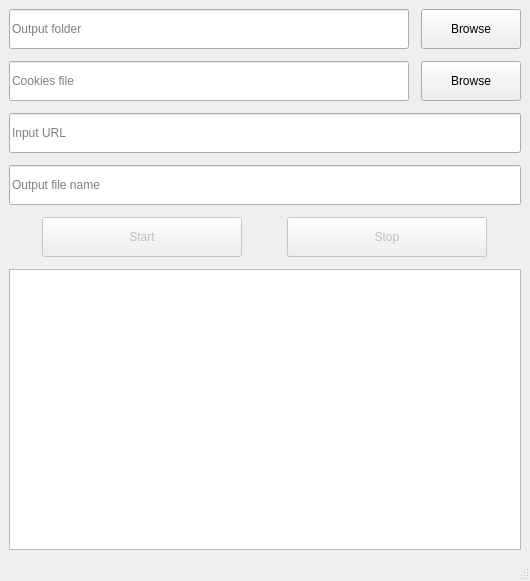
First picture: the form in mainwindow.ui, repository AndreaTerenz/CiulaLezioni, before the edit.
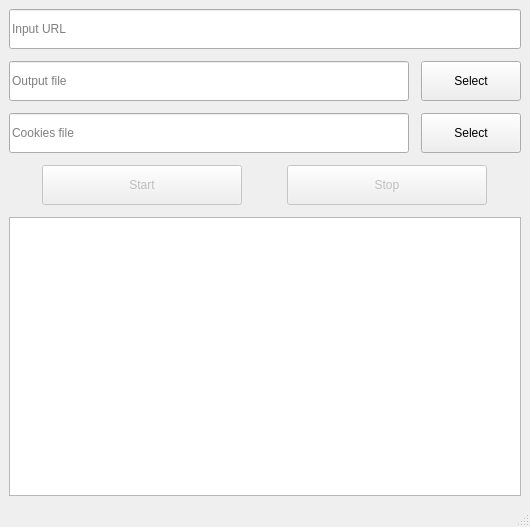
Second picture: the form after the edit.

Commit message: Merged output folder and output file name lines into a single one

What changed in the file:
```diff
--- a/mainwindow.ui
+++ b/mainwindow.ui
@@ -7,7 +7,7 @@
     <x>0</x>
     <y>0</y>
     <width>522</width>
-    <height>581</height>
+    <height>527</height>
    </rect>
   </property>
   <property name="windowTitle">
@@ -26,6 +26,29 @@
       <property name="rightMargin">
        <number>0</number>
       </property>
+      <item>
+       <layout class="QHBoxLayout" name="horizontalLayout_2">
+        <item>
+         <widget class="QLineEdit" name="input_url_line">
+          <property name="sizePolicy">
+           <sizepolicy hsizetype="Expanding" vsizetype="Fixed">
+            <horstretch>0</horstretch>
+            <verstretch>0</verstretch>
+           </sizepolicy>
+          </property>
+          <property name="minimumSize">
+           <size>
+            <width>0</width>
+            <height>40</height>
+           </size>
+          </property>
+          <property name="placeholderText">
+           <string>Input URL</string>
+          </property>
+         </widget>
+        </item>
+       </layout>
+      </item>
       <item>
        <layout class="QHBoxLayout" name="horizontalLayout_4">
         <property name="sizeConstraint">
@@ -52,7 +75,7 @@
            </size>
           </property>
           <property name="placeholderText">
-           <string>Output folder</string>
+           <string>Output file</string>
           </property>
          </widget>
         </item>
@@ -77,7 +100,7 @@
            </size>
           </property>
           <property name="text">
-           <string>Browse</string>
+           <string>Select</string>
           </property>
          </widget>
         </item>
@@ -134,62 +157,7 @@
            </size>
           </property>
           <property name="text">
-           <string>Browse</string>
-          </property>
-         </widget>
-        </item>
-       </layout>
-      </item>
-      <item>
-       <layout class="QHBoxLayout" name="horizontalLayout_2">
-        <item>
-         <widget class="QLineEdit" name="input_url_line">
-          <property name="sizePolicy">
-           <sizepolicy hsizetype="Expanding" vsizetype="Fixed">
-            <horstretch>0</horstretch>
-            <verstretch>0</verstretch>
-           </sizepolicy>
-          </property>
-          <property name="minimumSize">
-           <size>
-            <width>0</width>
-            <height>40</height>
-           </size>
-          </property>
-          <property name="placeholderText">
-           <string>Input URL</string>
-          </property>
-         </widget>
-        </item>
-       </layout>
-      </item>
-      <item>
-       <layout class="QHBoxLayout" name="horizontalLayout_3">
-        <property name="sizeConstraint">
-         <enum>QLayout::SetDefaultConstraint</enum>
-        </property>
-        <property name="leftMargin">
-         <number>0</number>
-        </property>
-        <property name="rightMargin">
-         <number>0</number>
-        </property>
-        <item>
-         <widget class="QLineEdit" name="output_file_name_line">
-          <property name="sizePolicy">
-           <sizepolicy hsizetype="Expanding" vsizetype="Fixed">
-            <horstretch>0</horstretch>
-            <verstretch>0</verstretch>
-           </sizepolicy>
-          </property>
-          <property name="minimumSize">
-           <size>
-            <width>400</width>
-            <height>40</height>
-           </size>
-          </property>
-          <property name="placeholderText">
-           <string>Output file name</string>
+           <string>Select</string>
           </property>
          </widget>
         </item>
```
The commit also changes 2 other files.
